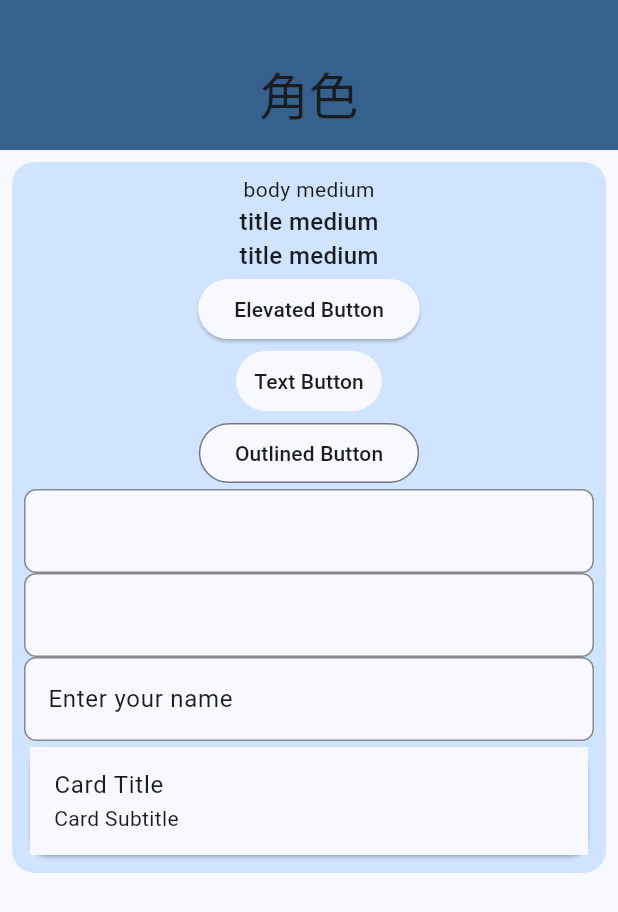
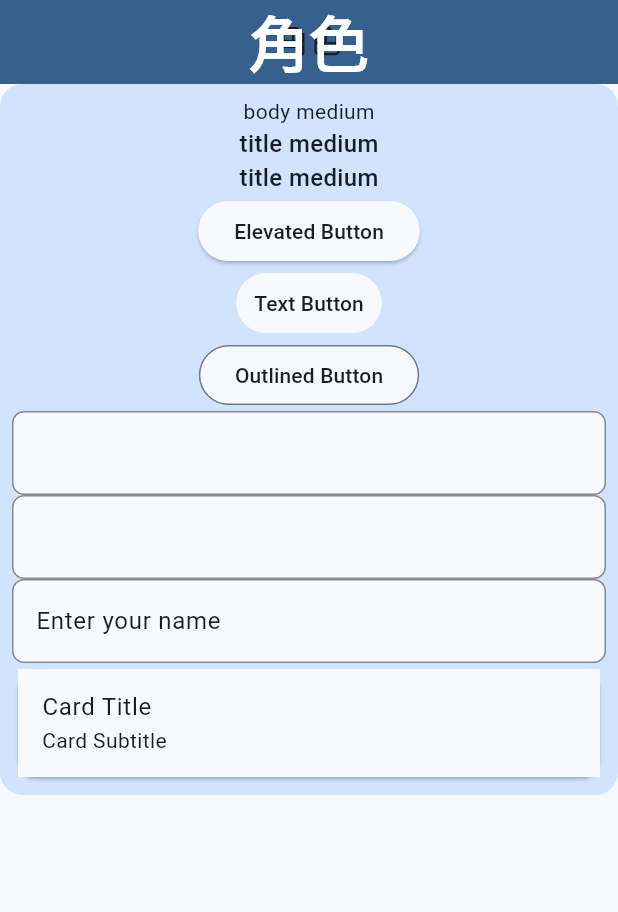
Before and after one commit to wesley990/demo_rpg, a Flutter app: the screen it shows after launch, on a phone screen of 412 x 824 dp. Shown: the top 912 px of the screen. Run offline on Flutter 3.47's test engine with Material 3 defaults, Android fonts, the phone set to English and light mode, and no system bars; our stand-ins replace firebase_core; accounts and stored records are empty.

Commit message:
feat: Update expanded height and title in HomeScreen
This commit updates the expanded height of the HomeScreen to 40.0 and adds a title of '角色'. This change improves the visual layout of the HomeScreen.

```diff
--- a/lib/home/home.dart
+++ b/lib/home/home.dart
@@ -16,7 +16,8 @@ class HomeScreen extends StatelessWidget {
             pinned: false,
             snap: true,
             floating: true,
-            expandedHeight: 100.0,
+            expandedHeight: 40.0,
+            title: Text('角色'),
             // leading: IconButton(
             //   icon: const Icon(Icons.menu),
             //   onPressed: () {},
--- a/lib/home/theme2.dart
+++ b/lib/home/theme2.dart
@@ -1,4 +1,5 @@
 import 'package:flutter/material.dart';
+import 'package:flutter/services.dart';
 
 class AppTheme {
   AppTheme._(); // Private constructor to prevent instantiation
@@ -64,7 +65,7 @@ class AppTheme {
   static ContainerTheme containerTheme(ColorScheme colorScheme) =>
       ContainerTheme(
         defaultPadding: const EdgeInsets.all(8.0),
-        defaultMargin: const EdgeInsets.all(8.0),
+        defaultMargin: const EdgeInsets.all(0.0),
         defaultBorderRadius: BorderRadius.circular(15.0),
         defaultColor:
             colorScheme.primaryContainer, // Use the theme's primary color
@@ -85,16 +86,16 @@ class AppTheme {
       TextStyle(fontSize: 24, fontWeight: FontWeight.normal);
   static const TextStyle titleLarge =
       TextStyle(fontSize: 22, fontWeight: FontWeight.normal);
+  static const TextStyle titleMedium =
+      TextStyle(fontSize: 16, fontWeight: FontWeight.w500);
+  static const TextStyle titleSmall =
+      TextStyle(fontSize: 14, fontWeight: FontWeight.w500);
   static const TextStyle bodyLarge =
       TextStyle(fontSize: 16, fontWeight: FontWeight.normal);
   static const TextStyle bodyMedium =
       TextStyle(fontSize: 14, fontWeight: FontWeight.normal);
   static const TextStyle bodySmall =
       TextStyle(fontSize: 12, fontWeight: FontWeight.normal);
-  static const TextStyle titleMedium =
-      TextStyle(fontSize: 16, fontWeight: FontWeight.w500);
-  static const TextStyle titleSmall =
-      TextStyle(fontSize: 14, fontWeight: FontWeight.w500);
   static const TextStyle labelLarge =
       TextStyle(fontSize: 14, fontWeight: FontWeight.w500);
   static const TextStyle labelMedium =
@@ -338,6 +339,23 @@ class AppTheme {
         backgroundColor: colorScheme.primary,
         foregroundColor: colorScheme.onPrimary,
         elevation: 0,
+        // toolbarHeight: 40,
+        titleTextStyle: TextStyle(
+          fontSize: 40,
+          fontWeight: FontWeight.bold,
+          color: colorScheme.onPrimary,
+        ),
+        iconTheme: IconThemeData(
+          color: colorScheme.onPrimary,
+        ),
+        actionsIconTheme: IconThemeData(
+          color: colorScheme.onPrimary,
+        ),
+        centerTitle: true,
+        systemOverlayStyle: SystemUiOverlayStyle(
+          statusBarColor: colorScheme.primary,
+          statusBarIconBrightness: Brightness.light,
+        ),
       );
 }
 
```
